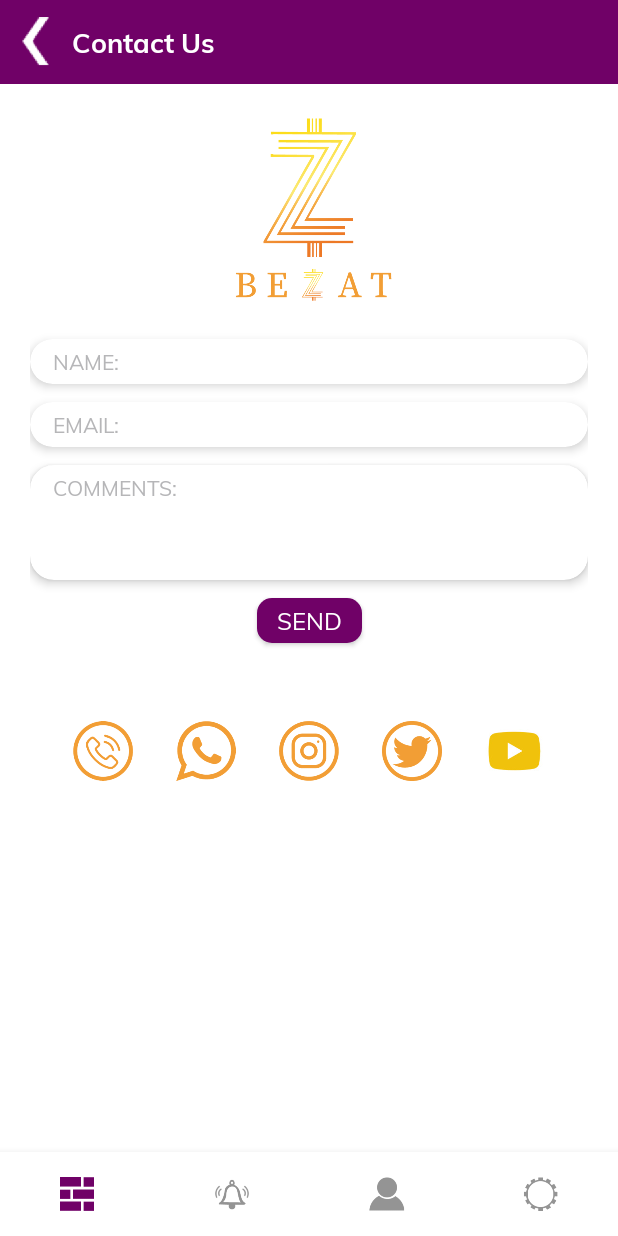
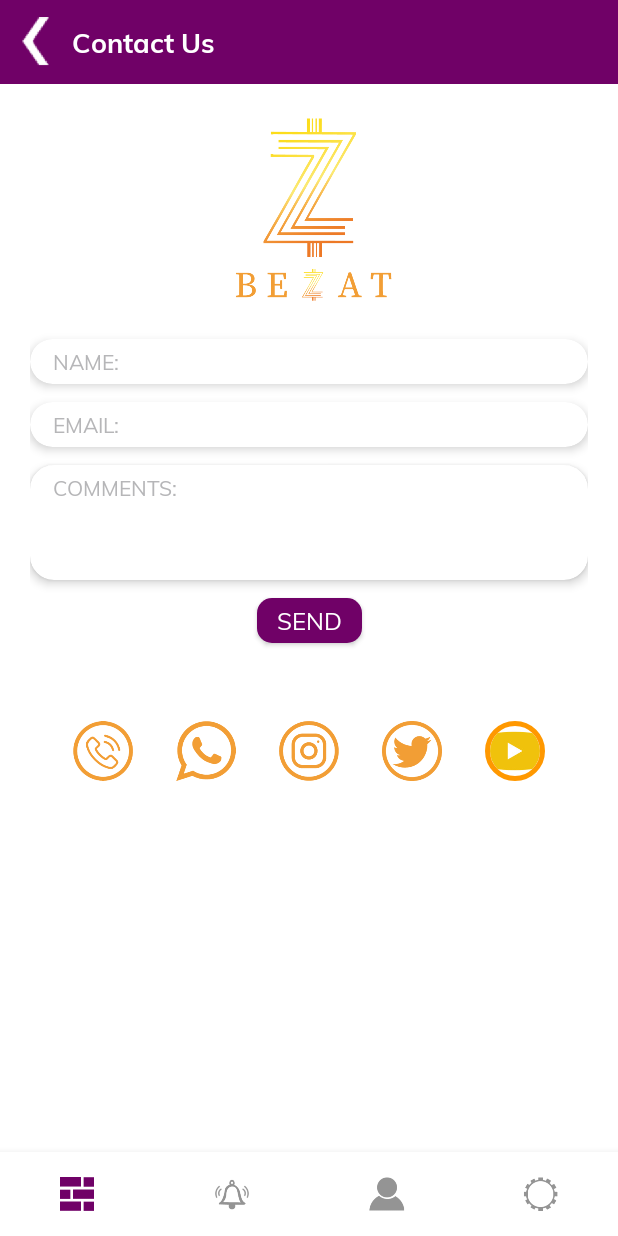
Before and after one commit to navjotrana28/bezatRetailer, an Android app: the fragment ContactUsFragment placed in its activity, on a phone screen of 412 x 824 dp. Run offline under Robolectric (Android 15) with nearby library versions, the phone set to English and light mode, and no system bars; our stand-ins replace CircleImageView, Volley, sdp/ssp sizes; network calls fail.

```diff
--- a/app/src/main/res/layout/fragment_contact_us.xml
+++ b/app/src/main/res/layout/fragment_contact_us.xml
@@ -209,11 +209,13 @@
 				app:layout_constraintEnd_toStartOf="@+id/contact_browser"
 				app:layout_constraintTop_toTopOf="@+id/contact_insta" />
 
-		<ImageView
+		<de.hdodenhof.circleimageview.CircleImageView
 				android:id="@+id/contact_browser"
 				android:layout_width="40dp"
 				android:layout_height="40dp"
 				android:src="@drawable/utube"
+				app:civ_border_color="@color/orange"
+				app:civ_border_width="3dp"
 				app:layout_constraintBottom_toBottomOf="@+id/contact_twitter"
 				app:layout_constraintStart_toEndOf="@+id/contact_twitter"
 				app:layout_constraintEnd_toEndOf="parent"
--- a/library/src/main/res/values/color.xml
+++ b/library/src/main/res/values/color.xml
@@ -2,4 +2,6 @@
 <resources>
     <color name="btn_cancel_color">#999999</color>
     <color name="btn_confirm_color">#303F9F</color>
+    <color name="orange">#FF9800</color>
+
 </resources>
```
